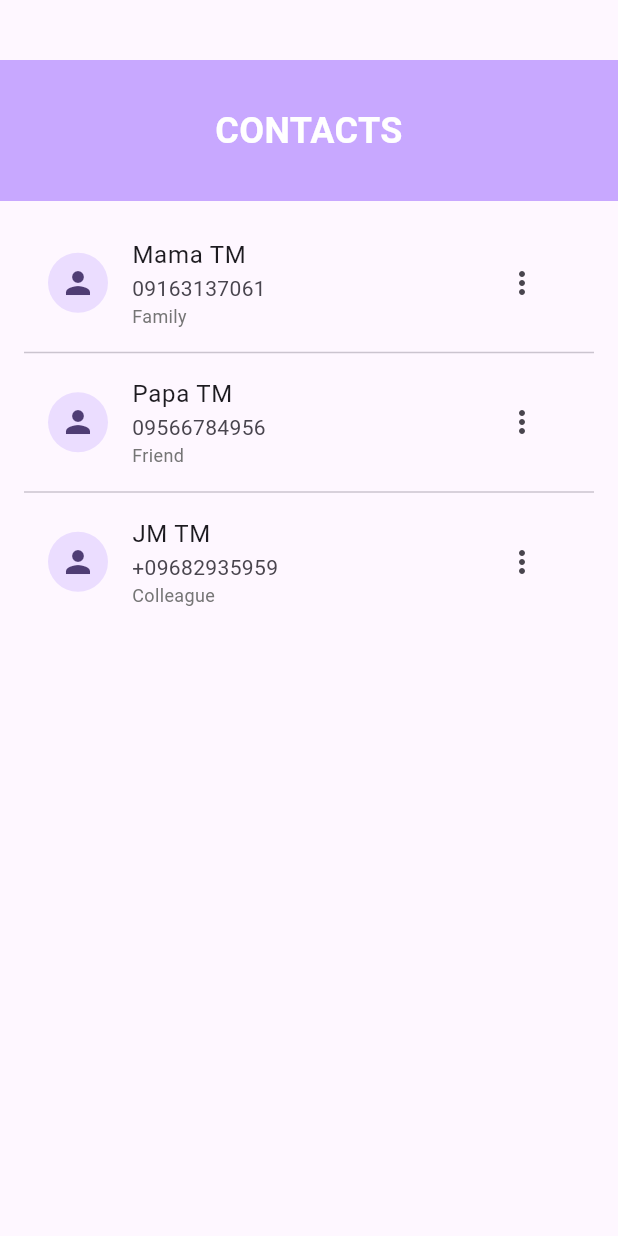
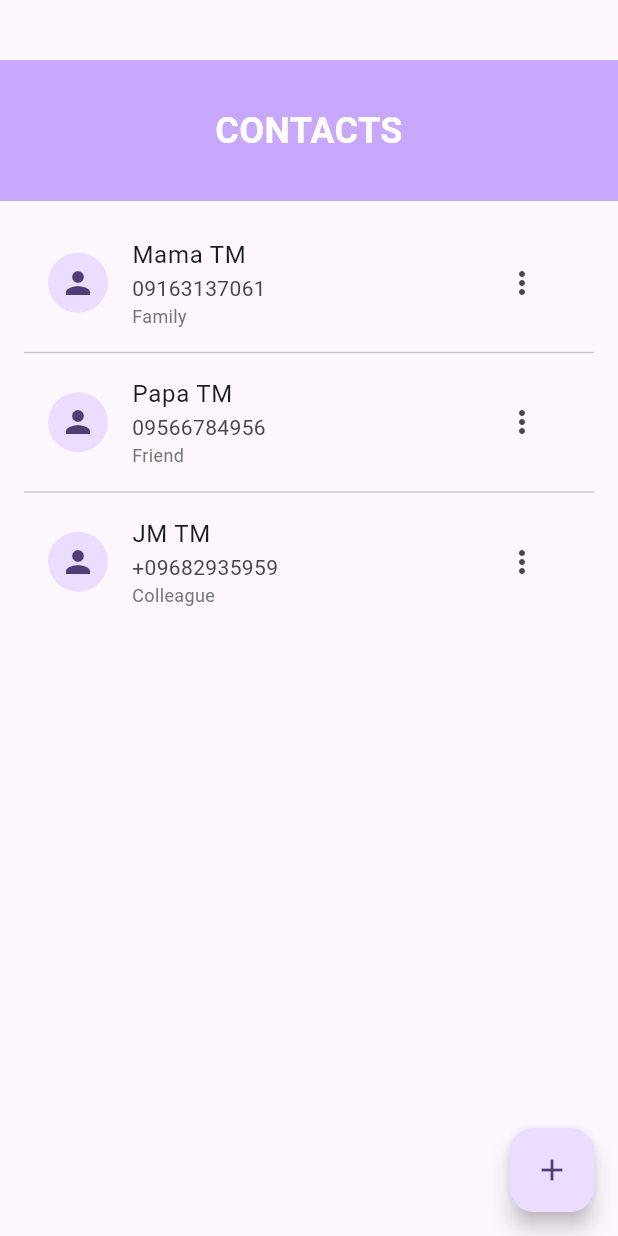
Before and after one commit to rcSabucido/litealert, a Flutter app: the ContactsPage screen opened directly, on a phone screen of 412 x 824 dp. Run offline on Flutter 3.47's test engine with Material 3 defaults, Android fonts, the phone set to English and light mode, and no system bars.

Commit message:
Add create button in contacts page

```diff
--- a/lib/pages/contacts.dart
+++ b/lib/pages/contacts.dart
@@ -13,7 +13,8 @@ class ContactsPage extends StatelessWidget {
       {'name': 'JM TM', 'phone': '+09682935959', 'relationship': 'Colleague'},
     ];
 
-    return Column(
+    return Scaffold(
+      body: Column(
         children: [
           const SizedBox(height: 40),
           Container(
@@ -68,6 +69,13 @@ class ContactsPage extends StatelessWidget {
             ),
           ),
         ],
+      ),
+      floatingActionButton: FloatingActionButton(
+        onPressed: () {
+          // Handle add contact
+        },
+        child: const Icon(Icons.add),
+      ),
     );
   }
 }
```
Lines whose indentation alone changed are shown as unchanged.
